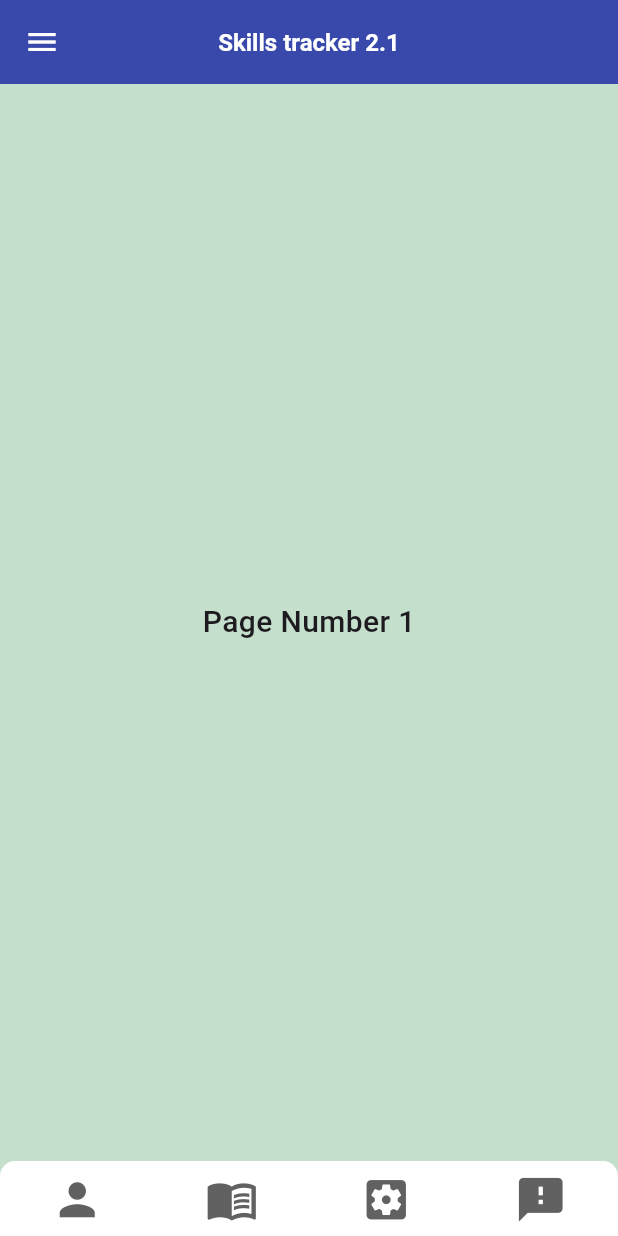
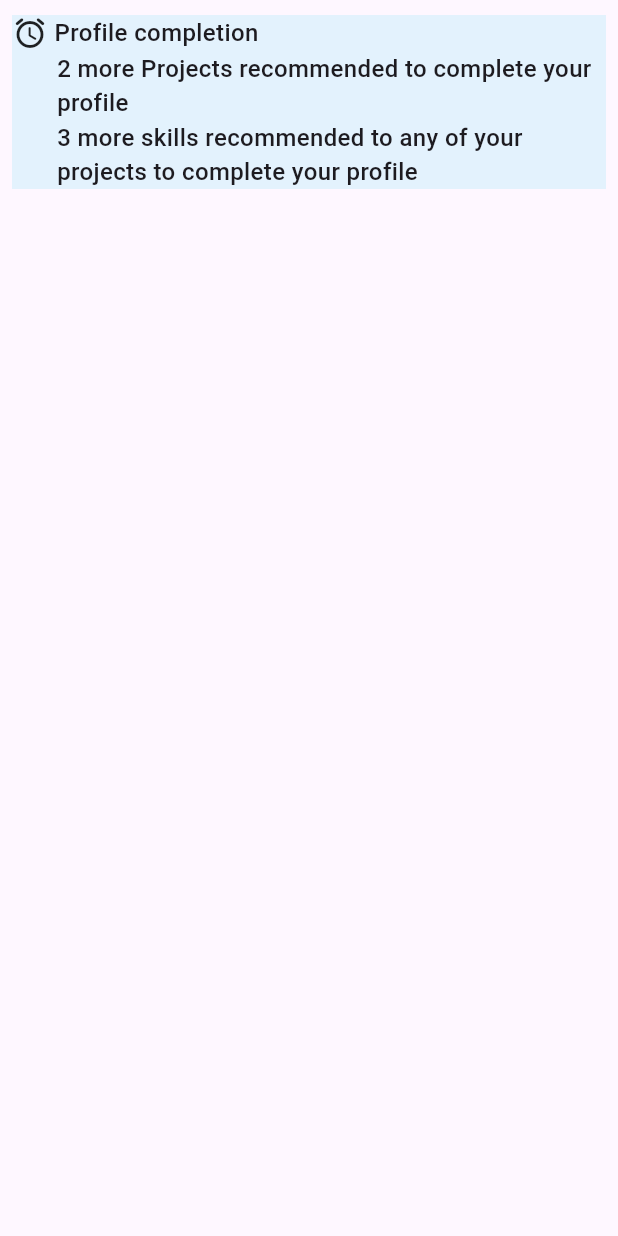
Before and after one commit to RahulMoreNttdata/NTT-DATA-SkillsTrackerMobileApp, a Flutter app: the screen it shows after launch, after a tap on the "menu" icon, after a tap on "My Profile", on a phone screen of 412 x 824 dp. Run offline on Flutter 3.47's test engine with Material 3 defaults, Android fonts, the light colour scheme and no system bars.

Commit message:
@pournima Folder structure, dashboard & drawer.

```diff
--- /dev/null
+++ b/lib/core/constants/color.dart
@@ -0,0 +1,6 @@
+import 'package:flutter/material.dart';
+
+class ColorManager{
+  static const appTheme = Color(0xFF303F9F);
+  static const lightBlue = Color(0xFFE3F2FD);
+}
--- /dev/null
+++ b/lib/core/constants/common_strings.dart
@@ -0,0 +1,13 @@
+class StringManager{
+static const String myProfileString=' My Profile ';
+static const String myProjectString=' My Projects ';
+static const String mySkillsString=' My Skills ';
+static const String myCertificatesString=' My Certificate ';
+static const String feedbackString=' Feedback ';
+static const String manageAccountString= ' Manage account ';
+static const String manageProjectsString= ' Manage projects ';
+static const String manageSkillGroupsString= ' Manage skill groups ';
+static const String manageCertificatesString= ' Manage certificates ';
+static const String searchEmployeeString= ' Search employee ';
+static const String downloadFeedbackString= ' Download Feedback ';
+}
--- /dev/null
+++ b/lib/core/constants/icons.dart
@@ -0,0 +1,16 @@
+import 'package:flutter/material.dart';
+
+class IconsManager{
+static const myProfileIcon= Icon(Icons.person);
+static const myProjectIcon= Icon(Icons.menu_book);
+static const mySkillsIcon= Icon(Icons.settings_applications);
+static const myCertificateIcon= Icon(Icons.pages);
+static const feedbackIcon=Icon(Icons.feedback);
+static const manageAccountIcon= Icon(Icons.settings_suggest_outlined);
+static const manageProjectsIcon= Icon(Icons.shopping_bag_outlined);
+static const manageSkillGroupsIcon= Icon(Icons.people);
+static const manageCertificatesIcon= Icon(Icons.fact_check_sharp);
+static const searchEmployeeIcon= Icon(Icons.search);
+static const downloadFeedbackIcon= Icon(Icons.download);
+
+}
--- a/lib/main.dart
+++ b/lib/main.dart
@@ -1,4 +1,5 @@
 import 'package:flutter/material.dart';
+import 'core/constants/color.dart';
 import 'modules/dashboard/dashboard.dart';
 
 void main() {
@@ -15,7 +16,7 @@ class MyApp extends StatelessWidget {
       title: 'Flutter Demo',
       debugShowCheckedModeBanner: false,
       theme: ThemeData(
-        primaryColor: Colors.indigo[600],
+        primaryColor: ColorManager.appTheme,
         // This is the theme of your application.
         //
         // TRY THIS: Try running your application with "flutter run". You'll see
--- a/lib/modules/dashboard/dashboard.dart
+++ b/lib/modules/dashboard/dashboard.dart
@@ -1,9 +1,9 @@
 import 'package:flutter/material.dart';
-
-import 'my_certificates/my_certificates.dart';
+import 'package:flutter/services.dart';
+import 'package:skills_tracker_mobile_app/core/constants/color.dart';
+import '../../core/constants/common_strings.dart';
+import '../../core/constants/icons.dart';
 import 'my_profile/my_profile.dart';
-import 'my_projects/my_projects.dart';
-import 'my_skills/my_skills.dart';
 
 class Dashboard extends StatefulWidget {
   const Dashboard({Key? key}) : super(key: key);
@@ -13,19 +13,20 @@ class Dashboard extends StatefulWidget {
 }
 
 class _DashboardState extends State<Dashboard> {
-  int pageIndex = 0;
-  final pages = [
-     const MyProfile(),
-     const My_Projects(),
-     const MySkills(),
-     const MyCertificate(),
-  ];
+
 
   @override
   Widget build(BuildContext context) {
     return Scaffold(
-      backgroundColor: const Color(0xffC4DFCB),
       appBar: AppBar(
+        systemOverlayStyle: SystemUiOverlayStyle(
+          // Status bar color
+          statusBarColor: Colors.grey,
+
+          // Status bar brightness (optional)
+          statusBarIconBrightness: Brightness.dark, // For Android (dark icons)
+          statusBarBrightness: Brightness.light, // For iOS (dark icons)
+        ),
         leading:  Builder(
           builder: (context) => IconButton(
             icon: new Icon(Icons.menu,color: Colors.white,),
@@ -49,10 +50,10 @@ class _DashboardState extends State<Dashboard> {
           children: [
             const DrawerHeader(
               decoration: BoxDecoration(
-                color: Colors.indigo,
+                color: ColorManager.appTheme,
               ), //BoxDecoration
               child: UserAccountsDrawerHeader(
-                decoration: BoxDecoration(color: Colors.indigo),
+                decoration: BoxDecoration(color: ColorManager.appTheme),
                 // currentAccountPictureSize: Size.square(50),
                 // currentAccountPicture: CircleAvatar(
                 //   backgroundColor: Colors.white,
@@ -69,94 +70,26 @@ class _DashboardState extends State<Dashboard> {
 
               ), //UserAccountDrawerHeader
             ),
-            commonListTile(' My Profile ', Icon(Icons.person)),//DrawerHeader
-            commonListTile(' My projects ', Icon(Icons.menu_book)),
-            commonListTile(' My Skills ', Icon(Icons.settings_applications)),
-            commonListTile(' My certificates ', Icon(Icons.pages)),
-            commonListTile(' Feedback ', Icon(Icons.feedback)),
+            commonListTile(StringManager.myProfileString , IconsManager.myProfileIcon),//DrawerHeader
+            commonListTile(StringManager.myProjectString, IconsManager.myProjectIcon),
+            commonListTile(StringManager.mySkillsString, IconsManager.mySkillsIcon),
+            commonListTile(StringManager.myCertificatesString, IconsManager.myCertificateIcon),
+            commonListTile(StringManager.feedbackString, IconsManager.feedbackIcon),
             Padding(
               padding: const EdgeInsets.symmetric(horizontal: 15.0),
               child: Divider(color: Colors.grey[500],),
             ),
-            commonListTile(' Manage account ', Icon(Icons.settings_suggest_outlined)),
-            commonListTile(' Manage projects ', Icon(Icons.shopping_bag_outlined)),
-            commonListTile(' Manage skill groups ', Icon(Icons.people)),
-            commonListTile(' Manage certificates ', Icon(Icons.fact_check_sharp)),
+            commonListTile(StringManager.manageAccountString, IconsManager.manageAccountIcon),
+            commonListTile(StringManager.manageProjectsString, IconsManager.manageProjectsIcon),
+            commonListTile(StringManager.manageSkillGroupsString, IconsManager.manageSkillGroupsIcon),
+            commonListTile(StringManager.manageCertificatesString, IconsManager.manageCertificatesIcon),
             Padding(
               padding: const EdgeInsets.symmetric(horizontal: 15.0),
               child: Divider(color: Colors.grey[500],),
             ),
-            commonListTile('Search employee', Icon(Icons.search)),
-            commonListTile('Download feedback', Icon(Icons.download)),
+            commonListTile(StringManager.searchEmployeeString, IconsManager.searchEmployeeIcon),
+            commonListTile(StringManager.downloadFeedbackString, IconsManager.downloadFeedbackIcon),
 
-          ],
-        ),
-      ),
-      body: pages[pageIndex],
-      bottomNavigationBar: Container(
-        height: 50,
-        decoration: BoxDecoration(
-          color: Colors.white,
-          borderRadius: const BorderRadius.only(
-            topLeft: Radius.circular(10),
-            topRight: Radius.circular(10),
-          ),
-        ),
-        child: Row(
-          mainAxisAlignment: MainAxisAlignment.spaceAround,
-          children: [
-            IconButton(
-              enableFeedback: false,
-              onPressed: () {
-                setState(() {
-                  pageIndex = 0;
-                });
-              },
-              icon:  Icon(
-                Icons.person,
-                color: Colors.grey[700],
-                size: 35,
-              ),
-            ),
-            IconButton(
-              enableFeedback: false,
-              onPressed: () {
-                setState(() {
-                  pageIndex = 1;
-                });
-              },
-              icon:  Icon(
-                Icons.menu_book,
-                color: Colors.grey[700],
-                size: 35,
-              ),
-            ),
-            IconButton(
-              enableFeedback: false,
-              onPressed: () {
-                setState(() {
-                  pageIndex = 2;
-                });
-              },
-              icon:   Icon(
-                Icons.settings_applications,
-                color: Colors.grey[700],
-                size: 35,
-              ),
-            ),
-            IconButton(
-              enableFeedback: false,
-              onPressed: () {
-                setState(() {
-                  pageIndex = 3;
-                });
-              },
-              icon: Icon(
-                Icons.feedback,
-                color: Colors.grey[700],
-                size: 35,
-              ),
-            ),
           ],
         ),
       ),
@@ -165,10 +98,18 @@ class _DashboardState extends State<Dashboard> {
 
   Widget commonListTile(String text, Icon icon){
   return ListTile(
-  leading: icon,
-  title:  Text(text),
-  onTap: () {
-    Navigator.pop(context);
+        leading: icon,
+        title:  Text(text),
+        onTap: () {
+          if(text==' My Profile '){
+            print("my profile");
+            Navigator.pop(context);
+            Navigator.push(
+              context,
+              MaterialPageRoute(builder: (context) => const MyProfile()),
+            );
+          }
+
   },
 );
   }
--- a/lib/modules/dashboard/my_profile/my_profile.dart
+++ b/lib/modules/dashboard/my_profile/my_profile.dart
@@ -1,4 +1,6 @@
 import 'package:flutter/material.dart';
+
+import '../../../core/constants/color.dart';
 
 class MyProfile extends StatefulWidget {
   const MyProfile({super.key});
@@ -10,16 +12,56 @@ class MyProfile extends StatefulWidget {
 class _MyProfileState extends State<MyProfile> {
   @override
   Widget build(BuildContext context) {
-    return Container(
-      color: const Color(0xffC4DFCB),
-      child: Center(
-        child: Text(
-          "Page Number 1",
-          style: TextStyle(
-            //    color: Colors.green[900],
-            fontSize: 20,
-            fontWeight: FontWeight.w500,
-          ),
+    return SafeArea(
+      child: Scaffold(
+        body: Column(
+          children: [
+            Padding(
+              padding: const EdgeInsets.symmetric(horizontal: 8.0,vertical: 10.0),
+              child: Container(
+                color: ColorManager.lightBlue,
+                child: const Column(
+                  children: [
+                    Row(
+                      children: [
+                        Icon(Icons.access_alarms_rounded),
+                        Text(
+                          " Profile completion",
+                          style: TextStyle(
+                            fontSize: 16,
+                            fontWeight: FontWeight.w500,
+                          ),
+                        ),
+                      ],
+                    ),
+                    Padding(
+                      padding:  EdgeInsets.only(left: 30.0),
+                      child: Text(
+                        "2 more Projects recommended to complete your profile",
+                        style: TextStyle(
+                          fontSize: 16,
+                          fontWeight: FontWeight.w500,
+                        ),
+                      ),
+                    ),
+                    Padding(
+                      padding:  EdgeInsets.only(left: 30.0),
+                      child: Text(
+                        "3 more skills recommended to any of your projects to complete your profile",
+                        style: TextStyle(
+                          fontSize: 16,
+                          fontWeight: FontWeight.w500,
+                        ),
+                      ),
+                    ),
+
+                  ],
+                ),
+              ),
+            ),
+
+
+          ],
         ),
       ),
     );
```
